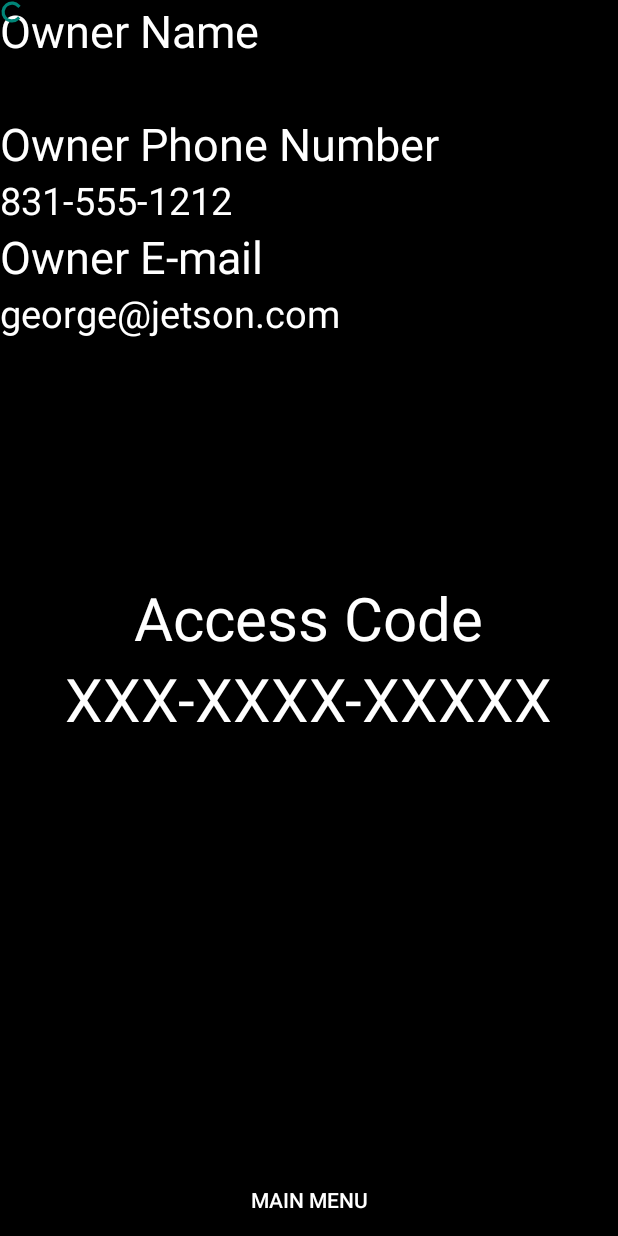
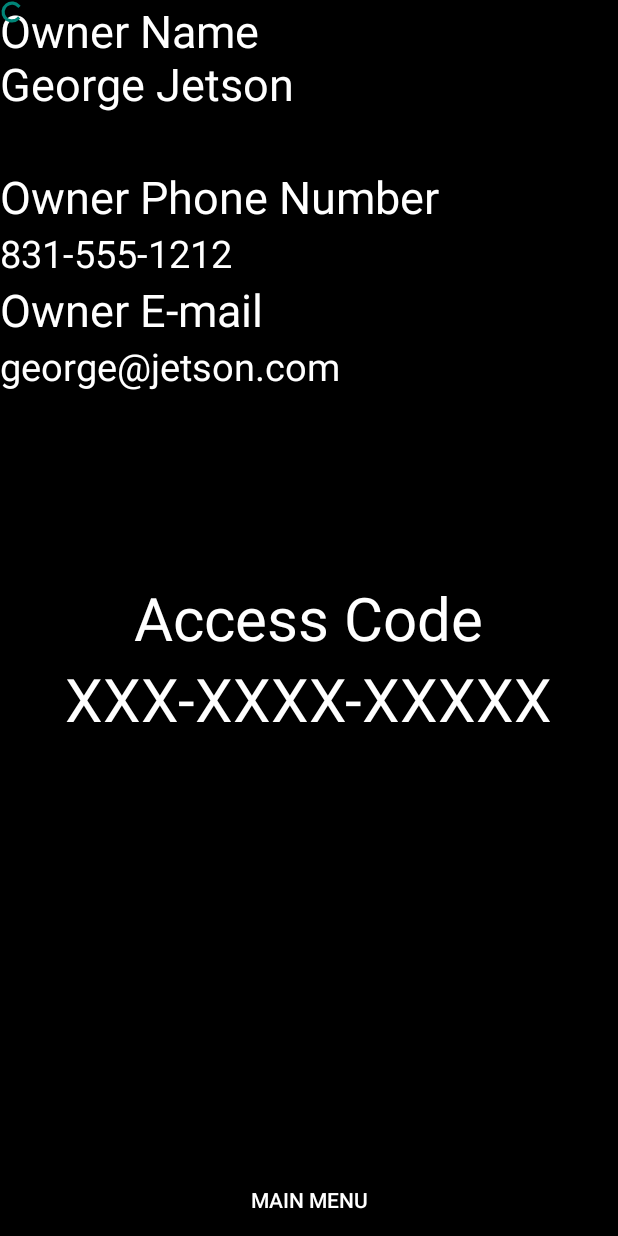
Before and after one commit to pierater/ubermybike, an Android app: the rentalFinal screen opened directly, with no data from a screen before it, on a phone screen of 412 x 824 dp. Run offline under Robolectric (Android 15) with nearby library versions, the phone set to English and light mode, and no system bars.

Commit message:
fixed name

```diff
--- a/app/src/main/res/layout/rental_final.xml
+++ b/app/src/main/res/layout/rental_final.xml
@@ -13,7 +13,7 @@
         android:layout_alignParentTop="true"
         android:layout_alignParentStart="true"
         android:textSize="30dp"
-        android:text="Owner Name"
+        android:text="Owner Name \nGeorge Jetson"
         android:background="#000000"
         android:textColor="#ffffff"
         />
@@ -24,7 +24,6 @@
         android:text="George Jetson"
         android:id="@+id/owner_name_info"
         android:layout_below="@+id/owners_info_textview"
-        android:layout_alignParentStart="true"
         android:textSize="25dp"
         android:background="#000000"
         android:textColor="#ffffff"/>
```
